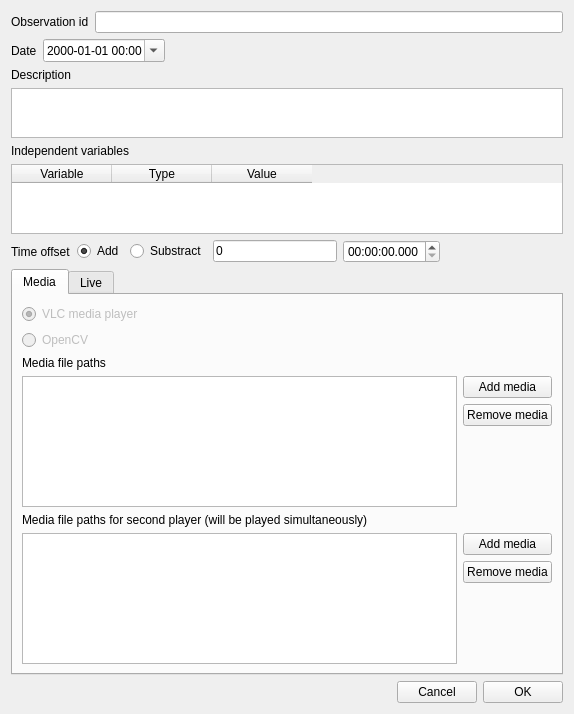
Qt form observation.ui (olivierfriard/BORIS) before a commit.
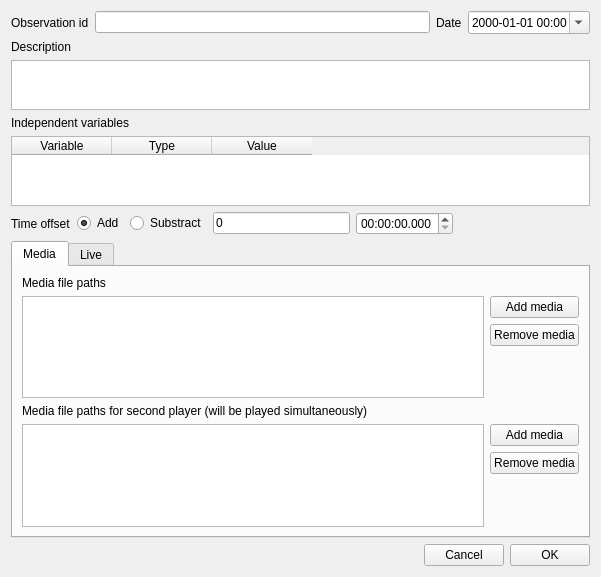
The same form after that commit.

The edit to the form file:
```diff
--- a/observation.ui
+++ b/observation.ui
@@ -6,8 +6,8 @@
    <rect>
     <x>0</x>
     <y>0</y>
-    <width>574</width>
-    <height>714</height>
+    <width>601</width>
+    <height>577</height>
    </rect>
   </property>
   <property name="windowTitle">
@@ -26,10 +26,6 @@
      <item>
       <widget class="QLineEdit" name="leObservationId"/>
      </item>
-    </layout>
-   </item>
-   <item>
-    <layout class="QHBoxLayout" name="horizontalLayout_3">
      <item>
       <widget class="QLabel" name="label_8">
        <property name="text">
@@ -47,19 +43,6 @@
        </property>
       </widget>
      </item>
-     <item>
-      <spacer name="horizontalSpacer">
-       <property name="orientation">
-        <enum>Qt::Horizontal</enum>
-       </property>
-       <property name="sizeHint" stdset="0">
-        <size>
-         <width>40</width>
-         <height>20</height>
-        </size>
-       </property>
-      </spacer>
-     </item>
     </layout>
    </item>
    <item>
@@ -203,29 +186,6 @@
          <string>Media</string>
         </attribute>
         <layout class="QVBoxLayout" name="verticalLayout_7">
-         <item>
-          <widget class="QRadioButton" name="rbVLC">
-           <property name="enabled">
-            <bool>false</bool>
-           </property>
-           <property name="text">
-            <string>VLC media player</string>
-           </property>
-           <property name="checked">
-            <bool>true</bool>
-           </property>
-          </widget>
-         </item>
-         <item>
-          <widget class="QRadioButton" name="rbOpenCV">
-           <property name="enabled">
-            <bool>false</bool>
-           </property>
-           <property name="text">
-            <string>OpenCV</string>
-           </property>
-          </widget>
-         </item>
          <item>
           <widget class="QLabel" name="label_5">
            <property name="text">
```
